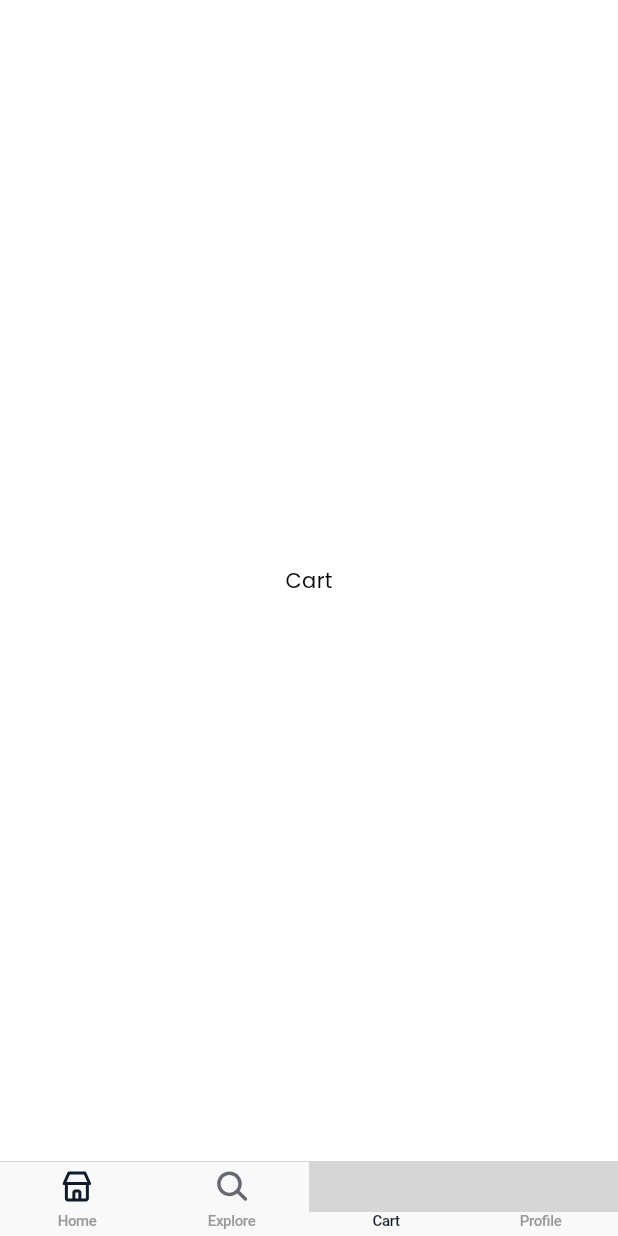
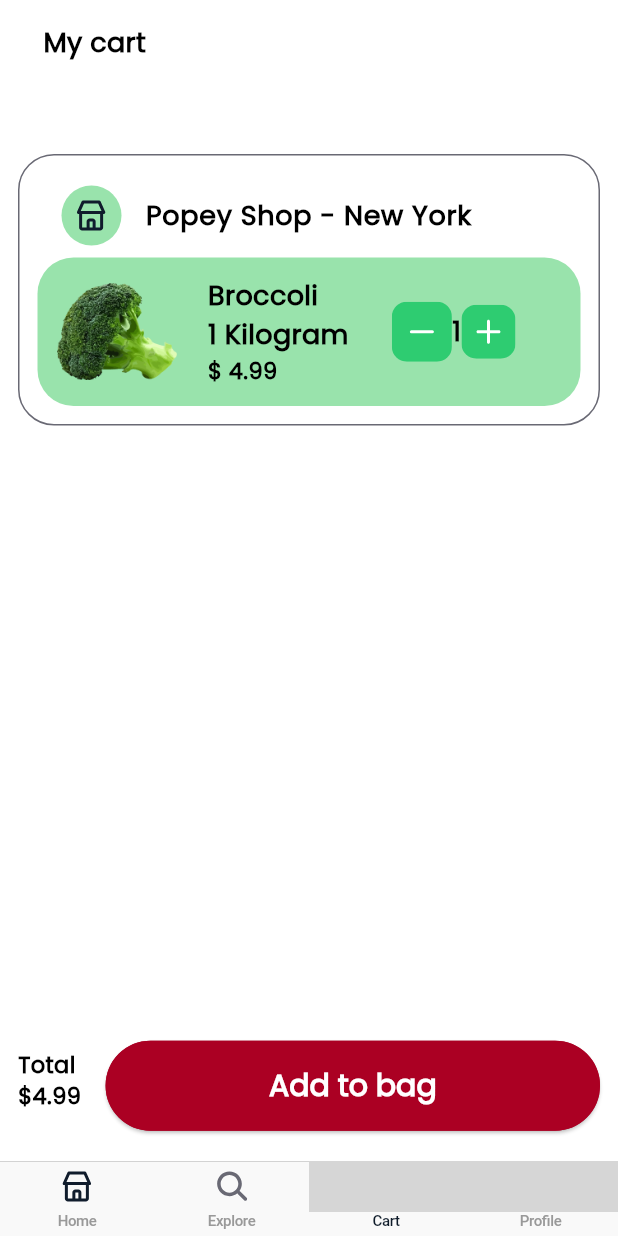
Before and after one commit to Brahm03/Organico, a Flutter app: the MainView screen opened by its route, item 3 of the bottom bar chosen, on a phone screen of 412 x 824 dp. Run offline on Flutter 3.47's test engine with Material 2 defaults, Android fonts, the light colour scheme and no system bars; our stand-ins replace flutter_bloc, flutter_svg, intl_phone_field; grey boxes are pictures that could not be loaded.

Commit message:
Cart page has been fully finished

```diff
--- a/lib/core/components/styles/allstyles.dart
+++ b/lib/core/components/styles/allstyles.dart
@@ -1,3 +1,4 @@
+
 import 'package:flutter/material.dart';
 import 'package:organic/core/constants/color/colorConst.dart';
 import 'package:organic/core/constants/fonts/fontStyle.dart';
@@ -24,8 +25,9 @@ class AllStyles {
         fixedSize: Size(width, height));
   }
 
-  productStyel({required Color color}) {
+  productStyel({Color borderColor = Colors.transparent,required Color color}) {
     return BoxDecoration(
+      border: Border.all(color: borderColor, width: 1),
       color: color,
       borderRadius: BorderRadius.circular(RadiuConst.large),
     );
--- a/lib/core/constants/icons/iconConst.dart
+++ b/lib/core/constants/icons/iconConst.dart
@@ -1,4 +1,3 @@
-
 import 'package:flutter_svg/flutter_svg.dart';
 
 class IconConst {
@@ -11,8 +10,11 @@ class IconConst {
   static SvgPicture search = SvgPicture.asset('assets/icons/search.svg');
   static SvgPicture leftarrow = SvgPicture.asset('assets/icons/left-arrow.svg');
   static SvgPicture dawnarrow = SvgPicture.asset('assets/icons/dawn_arrow.svg');
-  static SvgPicture rightarrow = SvgPicture.asset('assets/icons/rightarrow.svg');
+  static SvgPicture rightarrow =
+      SvgPicture.asset('assets/icons/rightarrow.svg');
   static SvgPicture plus = SvgPicture.asset('assets/icons/plus.svg');
   static SvgPicture cupon = SvgPicture.asset('assets/icons/cupon.svg');
   static SvgPicture filter = SvgPicture.asset('assets/icons/filter.svg');
+  static SvgPicture minus = SvgPicture.asset('assets/icons/minus.svg');
+  static SvgPicture heart = SvgPicture.asset('assets/icon/heart.svg');
 }
--- a/lib/routes/allroutes.dart
+++ b/lib/routes/allroutes.dart
@@ -1,5 +1,6 @@
 import 'package:flutter/material.dart';
 import 'package:organic/views/auth/view/main/auth_main.dart';
+import 'package:organic/views/home/view/info_view.dart';
 import 'package:organic/views/home/view/main/main_view.dart';
 import 'package:organic/views/splash/view/splashview.dart';
 
@@ -17,6 +18,8 @@ class AllRoutes {
         return pageReturner(const AuthMain());
       case '/main_view':
         return pageReturner(const MainView());
+      case '/info_view':
+        return pageReturner(const InfoView());
     }
     return null;
   }
--- a/lib/service/data_service.dart
+++ b/lib/service/data_service.dart
@@ -15,6 +15,5 @@ class DataService {
     List lst = jsonDecode(data) as List;
 
     alldata = lst;
-
   }
 }
--- /dev/null
+++ b/lib/views/home/view/cart_view.dart
@@ -0,0 +1,120 @@
+import 'package:flutter/material.dart';
+import 'package:organic/core/components/styles/allstyles.dart';
+import 'package:organic/core/constants/PM/PMconst.dart';
+import 'package:organic/core/constants/color/colorConst.dart';
+import 'package:organic/core/constants/fonts/fontStyle.dart';
+import 'package:organic/core/constants/icons/iconConst.dart';
+import 'package:organic/extension/size_extension.dart';
+import 'package:organic/service/data_service.dart';
+import 'package:organic/widgets/appbar.dart';
+import 'package:organic/widgets/buttonwidgets.dart';
+
+class CartView extends StatelessWidget {
+  const CartView({Key? key}) : super(key: key);
+
+  @override
+  Widget build(BuildContext context) {
+    var data = DataService.instance.alldata;
+    return Scaffold(
+      body: SafeArea(
+        child: Column(
+          children: [
+            AppBarWidget(onpressed: (){}, text: 'My cart', showbutton: false,),
+            SizedBox(height: context.h * 0.04),
+            Padding(
+              padding: PMconst.small,
+              child: Container(
+                width: context.w,
+                padding: PMconst.small,
+                decoration: AllStyles.instance.productStyel(borderColor: ColorConst.darkGrey,color: ColorConst.white),
+                child: Column(
+                  children: [
+                    ListTile(
+                      leading: CircleAvatar(
+                        backgroundColor: ColorConst.whiteGreen,
+                        child: IconConst.home,
+                      ),
+                      title: const Text(
+                        "Popey Shop - New York",
+                        style: FontStyles.headline5sbold,
+                      ),
+                    ),
+                    Container(
+                      padding: PMconst.small,
+                      decoration: AllStyles.instance.productStyel(color: ColorConst.whiteGreen),
+                      child: Row(
+                        children: [
+                          Image.asset('assets/images/broccoli.png', width: 80),
+                          SizedBox(width: context.w * 0.05),
+                          Column(
+                            crossAxisAlignment: CrossAxisAlignment.start,
+                            children: [
+                              Text(data[0][2]['name'],
+                                  style: FontStyles.headline5sbold),
+                              Text("${data[0][2]['howmuch']} Kilogram",
+                                  style: FontStyles.headline5sbold),
+                              Text("\$ ${data[0][2]['cost']}",
+                                  style: FontStyles.headline6sbold),
+                            ],
+                          ),
+                          SizedBox(width: context.w * 0.07),
+                          SizedBox(
+                            width: context.w * 0.20,
+                            child: Row(
+                              mainAxisAlignment: MainAxisAlignment.spaceBetween,
+                              children: [
+                                InkWell(child: IconConst.minus),
+                                Expanded(
+                                  child: Container(
+                                    alignment: Alignment.center,
+                                    child: const Text(
+                                      "1",
+                                      style: FontStyles.headline5sbold,
+                                    ),
+                                  ),
+                                ),
+                                InkWell(child: IconConst.plus),
+                              ],
+                            ),
+                          )
+                        ],
+                      ),
+                    )
+                  ],
+                ),
+              ),
+            ),
+          ],
+        ),
+      ),
+      floatingActionButtonLocation: FloatingActionButtonLocation.centerDocked,
+      floatingActionButton: Padding(
+        padding: PMconst.small,
+        child: Column(
+          mainAxisAlignment: MainAxisAlignment.end,
+          children: [
+            Row(
+              mainAxisAlignment: MainAxisAlignment.spaceBetween,
+              children: [
+                SizedBox(
+                  height: context.h * 0.06,
+                  child: Column(
+                    crossAxisAlignment: CrossAxisAlignment.start,
+                    children: [
+                      const Text("Total", style: FontStyles.headline6sbold),
+                      Text("\$${data[0][2]['cost']}", style: FontStyles.headline6sbold)
+                    ],
+                  ),
+                ),
+                ButtonWidgets(width: context.w * 0.8,text: 'Add to bag', onPressed: (){}),
+              ],
+            ),
+            SizedBox(height: context.h * 0.01)
+
+          ],
+        ),
+
+      ),
+    );
+  }
+}
--- a/lib/views/home/view/home_view.dart
+++ b/lib/views/home/view/home_view.dart
@@ -1,6 +1,7 @@
 import 'package:flutter/cupertino.dart';
 import 'package:flutter/material.dart';
 import 'package:flutter_bloc/flutter_bloc.dart';
+import 'package:organic/core/components/navigatorService.dart/navigationservice.dart';
 import 'package:organic/core/constants/PM/PMconst.dart';
 import 'package:organic/core/constants/color/colorConst.dart';
 import 'package:organic/core/constants/fonts/fontStyle.dart';
@@ -102,7 +103,7 @@ class HomeView extends StatelessWidget {
                     SizedBox(
                       height: context.h * 0.28,
                       child: ListView.builder(scrollDirection: Axis.horizontal,itemCount: DataService.instance.alldata[1].length,itemBuilder: (_, __) {
-                        return ProductBigWidget(height: context.h * 0.1,index: __, color: ColorConst.whiteblue);
+                        return InkWell(onTap: () => NavigationService.instance.pushNamed('/info_view'),child: ProductBigWidget(height: context.h * 0.1,index: __, color: ColorConst.whiteblue));
                       }),
                     )
                   ],
--- /dev/null
+++ b/lib/views/home/view/info_view.dart
@@ -0,0 +1,21 @@
+import 'package:flutter/material.dart';
+import 'package:organic/core/constants/icons/iconConst.dart';
+import 'package:organic/widgets/appbar.dart';
+
+class InfoView extends StatelessWidget {
+  const InfoView({Key? key}) : super(key: key);
+
+  @override
+  Widget build(BuildContext context) {
+    return Scaffold(
+      body: SafeArea(
+        child: Column(
+          children:  [
+            AppBarWidget(onpressed: (){}, trailing: IconConst.heart,)
+          ],
+        ),
+      ),
+    );
+
+  }
+}
--- a/lib/views/home/view/main/main_view.dart
+++ b/lib/views/home/view/main/main_view.dart
@@ -2,6 +2,7 @@ import 'package:flutter/material.dart';
 import 'package:flutter_bloc/flutter_bloc.dart';
 import 'package:organic/views/home/cubit/home_cubit.dart';
 import 'package:organic/views/home/state/homeState.dart';
+import 'package:organic/views/home/view/cart_view.dart';
 import 'package:organic/views/home/view/explore_view.dart';
 import 'package:organic/views/home/view/home_view.dart';
 import 'package:organic/widgets/navigationbar.dart';
@@ -21,11 +22,9 @@ class MainView extends StatelessWidget {
         if (state is HomeState) {
           return const HomeView();
         } else if (state is Explorestate) {
-          return ExploreView();
+          return const ExploreView();
         } else if (state is CartState) {
-          return const Center(
-            child: Text('Cart'),
-          );
+          return const CartView();
         } else if (state is ProfileState) {
           return const Center(
             child: Text('Profile'),
```
Also changed, not shown: assets/icons/heart.svg (added), assets/icons/minus.svg (added).
